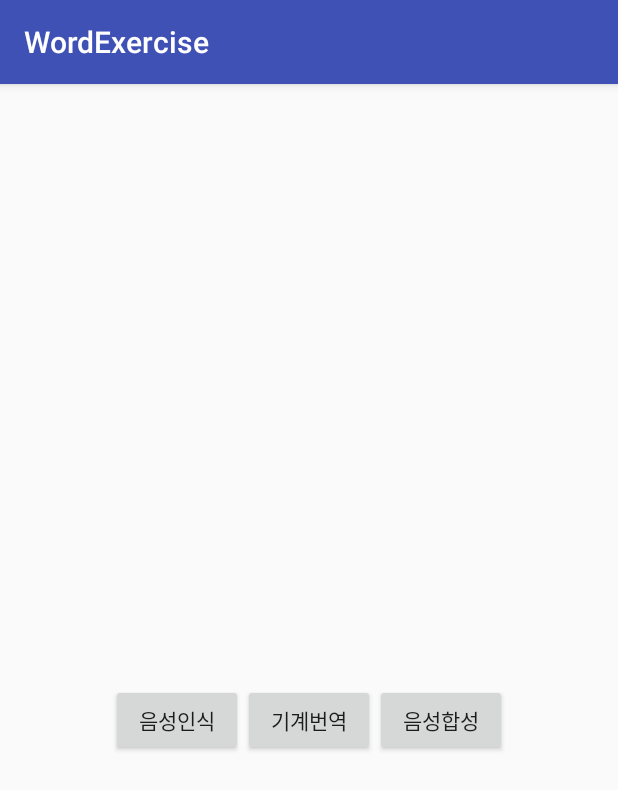
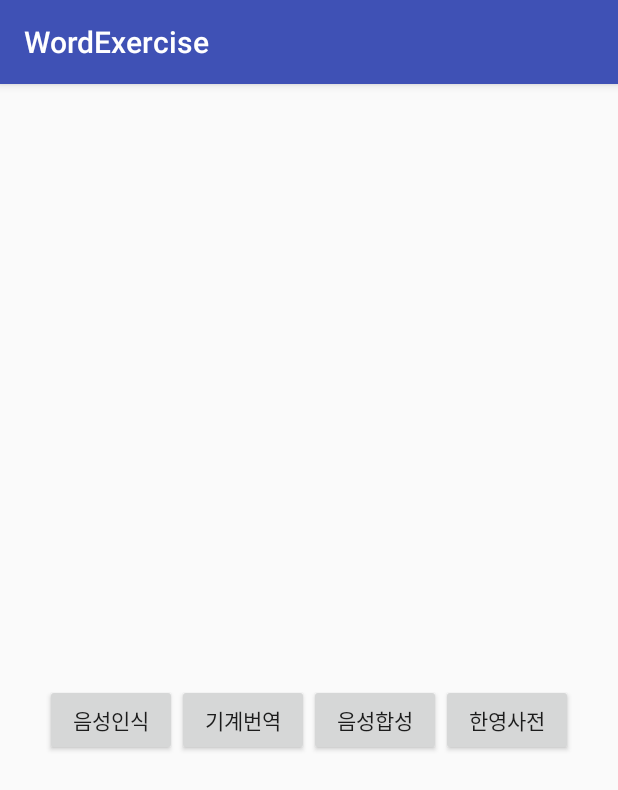
Before and after one commit to tong9433/wordExercise, an Android app: the screen it shows after launch (MainActivity), on a phone screen of 412 x 824 dp. Shown: the top 790 px of the screen. Run offline under Robolectric (Android 15) with nearby library versions, the phone set to English and light mode, and no system bars; libraries missing offline, so code that uses them is left out: io.realm; 6 statements that could not run were skipped.

Commit message:
make dic2 activity

```diff
--- a/app/src/main/AndroidManifest.xml
+++ b/app/src/main/AndroidManifest.xml
@@ -24,6 +24,7 @@
         <activity android:name=".Activity.TranslateActivity"></activity>
         <activity android:name=".Activity.RunningGameActivity" />
         <activity android:name=".Activity.QuizGameActivity" />
+        <activity android:name=".Activity.Dictionary2Activity"/>
 
     </application>
 
--- a/app/src/main/java/com/example/ryu/wordexercise/Activity/MainActivity.java
+++ b/app/src/main/java/com/example/ryu/wordexercise/Activity/MainActivity.java
@@ -41,6 +41,7 @@ public class MainActivity extends AppCompatActivity {
     Button bt_recognize;
     Button bt_translate;
     Button bt_textToSpeech;
+    Button bt_dictionary2;
 
     @Override
     protected void onCreate(Bundle savedInstanceState) {
@@ -50,7 +51,7 @@ public class MainActivity extends AppCompatActivity {
         bt_recognize = (Button) findViewById(R.id.bt_recognize);
         bt_translate = (Button) findViewById(R.id.bt_translate);
         bt_textToSpeech = (Button) findViewById(R.id.bt_textToSpeech);
-
+        bt_dictionary2 = (Button)findViewById(R.id.bt_dictionary2);
         arrayAdapter = new ArrayAdapter<String>(this, android.R.layout.simple_list_item_1);
         listView.setAdapter(arrayAdapter);
         copyExcelToDatabase();
@@ -82,7 +83,13 @@ public class MainActivity extends AppCompatActivity {
 
             }
         });
-
+        bt_dictionary2.setOnClickListener(new View.OnClickListener() {
+            @Override
+            public void onClick(View v) {
+                Intent intent = new Intent(getApplicationContext(),Dictionary2Activity.class);
+                startActivity(intent);
+            }
+        });
         requestPermission();
     }
 
--- a/app/src/main/res/layout/activity_main.xml
+++ b/app/src/main/res/layout/activity_main.xml
@@ -36,6 +36,13 @@
             android:layout_width="wrap_content"
             android:layout_height="wrap_content"
             android:text="음성합성" />
+
+        <Button
+            android:id="@+id/bt_dictionary2"
+            android:layout_width="wrap_content"
+            android:layout_height="wrap_content"
+            android:text="한영사전" />
+
     </LinearLayout>
 
 </LinearLayout>
```
Also changed, not shown: app/src/main/java/com/example/ryu/wordexercise/Activity/Dictionary2Activity.java (added, +31 -0 lines), app/src/main/res/layout/activity_dic2.xml (added, +15 -0 lines).
